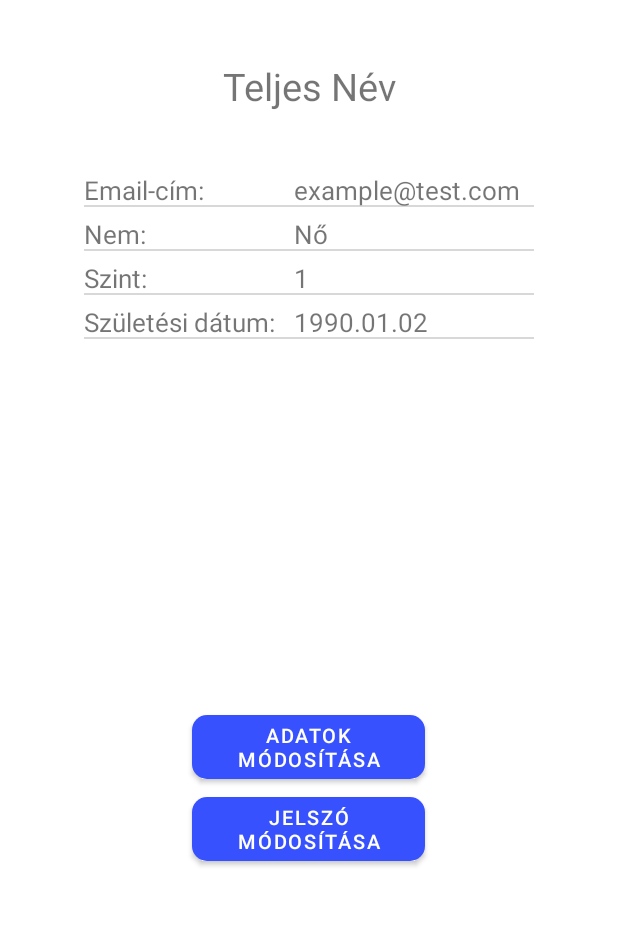
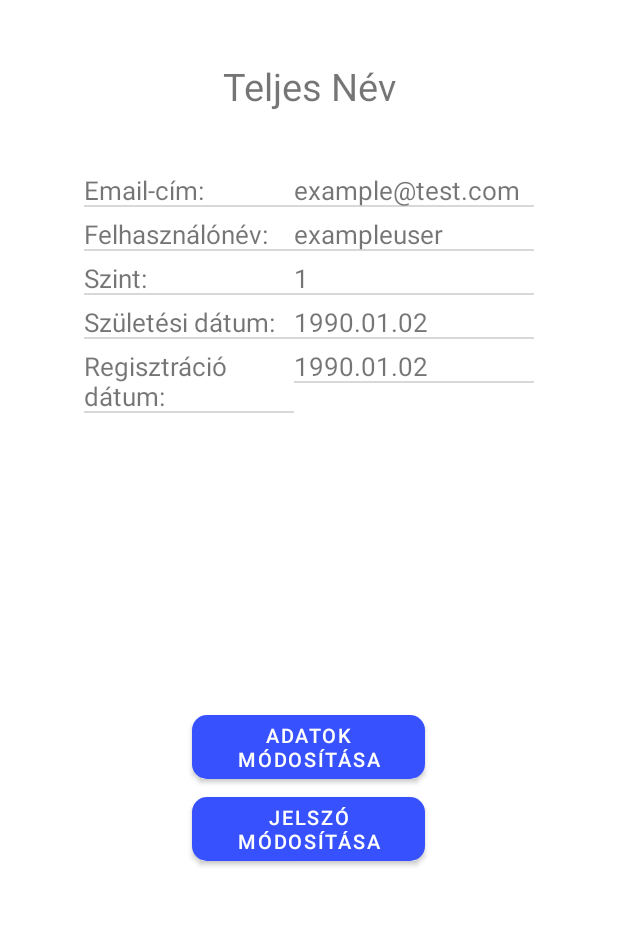
Before and after one commit to pytke2756/tick-off, an Android app: the MainActivity screen opened directly, with no data from a screen before it, in the side drawer, after a tap on "Profil", on a phone screen of 412 x 824 dp, the part 306-1232 px from its top. Run offline under Robolectric (Android 15) with nearby library versions, the phone set to English and light mode, and no system bars; network calls fail; 3 statements that could not run were skipped.

Commit message:
Profile demo

```diff
--- a/app/src/main/java/com/example/tickoff/MainActivity.java
+++ b/app/src/main/java/com/example/tickoff/MainActivity.java
@@ -11,11 +11,11 @@ import android.content.Context;
 import android.content.Intent;
 import android.content.SharedPreferences;
 import android.os.Bundle;
+import android.util.Log;
 import android.view.MenuItem;
 import android.view.View;
 import android.widget.ProgressBar;
 import android.widget.TextView;
-import android.widget.Toast;
 
 import com.google.android.material.navigation.NavigationView;
 
@@ -33,6 +33,8 @@ public class MainActivity extends AppCompatActivity implements RequestTask.OutRe
     private TextView xpStatus;
 
     private boolean loggingOut;
+    private int sendDataTo;
+    private DataToFragments dataToFragments;
 
     @Override
     protected void onCreate(Bundle savedInstanceState) {
@@ -54,21 +56,32 @@ public class MainActivity extends AppCompatActivity implements RequestTask.OutRe
         drawerLayout.addDrawerListener(toggle);
         toggle.syncState();
 
+        RequestTask todos = new RequestTask(MainActivity.this, "http://10.0.2.2:5000/todo", "GET");
+        todos.execute();
+
 
         navigationView.setNavigationItemSelectedListener(new NavigationView.OnNavigationItemSelectedListener() {
             @Override
             public boolean onNavigationItemSelected(@NonNull MenuItem item) {
                 switch (item.getItemId()){
                     case R.id.main:
+                        RequestTask todos = new RequestTask(MainActivity.this, "http://10.0.2.2:5000/todo", "GET");
+                        todos.execute();
+                        sendDataTo = R.id.main;
                         getSupportFragmentManager().beginTransaction().replace(R.id.fragment_container, new Todos()).commit();
                         break;
                     case R.id.favorites:
+                        sendDataTo = R.id.favorites;
                         getSupportFragmentManager().beginTransaction().replace(R.id.fragment_container, new Favorites()).commit();
                         break;
                     case R.id.profile:
+                        RequestTask profile = new RequestTask(MainActivity.this, "http://10.0.2.2:5000/profile-data", "GET");
+                        profile.execute();
+                        sendDataTo = R.id.profile;
                         getSupportFragmentManager().beginTransaction().replace(R.id.fragment_container, new Profile()).commit();
                         break;
                     case R.id.logout:
+                        sendDataTo = R.id.logout;
                         SharedPreferences user = getSharedPreferences("TickOff", Context.MODE_PRIVATE);
                         user.edit().remove("login").commit();
                         user.edit().remove("pwd").commit();
@@ -86,6 +99,10 @@ public class MainActivity extends AppCompatActivity implements RequestTask.OutRe
         });
     }
 
+    public void setdata(DataToFragments dataToFragments){
+        this.dataToFragments = dataToFragments;
+    }
+
     private void init(){
         toolbar = findViewById(R.id.toolbar);
         drawerLayout = findViewById(R.id.drawer);
@@ -96,7 +113,7 @@ public class MainActivity extends AppCompatActivity implements RequestTask.OutRe
         xpStatus = header.findViewById(R.id.nav_header_xp_status);
 
         loggingOut = false;
-
+        sendDataTo = R.id.main;
     }
 
     @Override
@@ -122,6 +139,27 @@ public class MainActivity extends AppCompatActivity implements RequestTask.OutRe
 
     @Override
     public void response(Response response) {
+        switch (sendDataTo){
+            case R.id.main:
+                dataToFragments.sendData(response);
+                sendDataToReset();
+                break;
+            case R.id.favorites:
+                dataToFragments.sendData(response);
+                sendDataToReset();
+                break;
+            case R.id.profile:
+                dataToFragments.sendData(response);
+                sendDataToReset();
+                break;
+            case R.id.logout:
+                Log.d("LOGOUT", response.getContent());
+                sendDataToReset();
+                break;
+        }
+    }
 
+    private void sendDataToReset(){
+        sendDataTo = -1;
     }
 }
--- a/app/src/main/java/com/example/tickoff/Profile.java
+++ b/app/src/main/java/com/example/tickoff/Profile.java
@@ -2,16 +2,75 @@ package com.example.tickoff;
 
 import android.os.Bundle;
 
+import androidx.appcompat.widget.AppCompatImageView;
+import androidx.appcompat.widget.AppCompatTextView;
 import androidx.fragment.app.Fragment;
 
+import android.util.Log;
 import android.view.LayoutInflater;
 import android.view.View;
 import android.view.ViewGroup;
 
-public class Profile extends Fragment {
+import org.json.JSONException;
+import org.json.JSONObject;
+
+public class Profile extends Fragment implements DataToFragments{
+
+    private AppCompatImageView profileUserPicture;
+    private AppCompatTextView profileUserFullname;
+    private AppCompatTextView profileUserEmail;
+    private AppCompatTextView profileUserUsername;
+    private AppCompatTextView profileUserLevel;
+    private AppCompatTextView profileUserBirthdate;
+    private AppCompatTextView profileUserRegdate;
+
+
     @Override
     public View onCreateView(LayoutInflater inflater, ViewGroup container,
                              Bundle savedInstanceState) {
-        return inflater.inflate(R.layout.fragment_profile, container, false);
+        View view = inflater.inflate(R.layout.fragment_profile, container, false);
+
+        init(view);
+
+        if(getActivity() instanceof MainActivity) {
+            ((MainActivity)getActivity()).setdata(this);
+        }
+
+        return view;
+    }
+
+    private void init(View view) {
+        profileUserPicture = view.findViewById(R.id.profile_user_picture);
+        profileUserFullname = view.findViewById(R.id.profile_user_fullname);
+        profileUserEmail = view.findViewById(R.id.profile_user_email);
+        profileUserUsername = view.findViewById(R.id.profile_user_username);
+        profileUserLevel = view.findViewById(R.id.profile_user_level);
+        profileUserBirthdate = view.findViewById(R.id.profile_user_birthdate);
+        profileUserRegdate = view.findViewById(R.id.profile_user_regdate);
+    }
+
+    @Override
+    public void sendData(Response response) {
+        JSONObject res;
+        JSONObject data = null;
+        try {
+            res = new JSONObject(response.getContent());
+            data = new JSONObject(res.getString("data"));
+        } catch (JSONException e) {
+            e.printStackTrace();
+        }
+        if (data != null){
+            try {
+                //TODO: kép, szint, születési dátum!
+                String fullName = data.getString("first_name") + " " + data.getString("last_name");
+                profileUserFullname.setText(fullName);
+                profileUserEmail.setText(data.getString("email"));
+                profileUserUsername.setText(data.getString("username"));
+                profileUserRegdate.setText(data.getString("register_date"));
+            } catch (JSONException e) {
+                e.printStackTrace();
+            }
+        }
+
     }
 }
--- a/app/src/main/res/layout/fragment_profile.xml
+++ b/app/src/main/res/layout/fragment_profile.xml
@@ -30,97 +30,119 @@
             android:layout_marginBottom="40dp"/>
 
         <RelativeLayout
+            android:id="@+id/profile_data"
             android:layout_width="match_parent"
             android:layout_height="wrap_content"
-            android:id="@+id/profile_data"
-            android:gravity="center_horizontal"
-            android:layout_below="@+id/profile_user_fullname">
+            android:layout_below="@+id/profile_user_fullname"
+            android:gravity="center_horizontal">
 
             <androidx.appcompat.widget.AppCompatTextView
                 android:id="@+id/profile_email"
                 android:layout_width="140dp"
                 android:layout_height="wrap_content"
                 android:layout_alignParentStart="true"
+                android:layout_marginBottom="5dp"
                 android:background="@drawable/bottom_border_textview"
                 android:text="Email-cím:"
-                android:textSize="17sp"
-                android:layout_marginBottom="5dp"/>
+                android:textSize="17sp" />
 
             <androidx.appcompat.widget.AppCompatTextView
                 android:id="@+id/profile_user_email"
                 android:layout_width="160dp"
                 android:layout_height="wrap_content"
+                android:layout_marginBottom="5dp"
                 android:layout_toEndOf="@+id/profile_email"
                 android:background="@drawable/bottom_border_textview"
                 android:text="example@test.com"
-                android:textSize="17sp"
-                android:layout_marginBottom="5dp"/>
+                android:textSize="17sp" />
 
             <androidx.appcompat.widget.AppCompatTextView
-                android:id="@+id/profile_gender"
+                android:id="@+id/profile_username"
                 android:layout_width="140dp"
                 android:layout_height="wrap_content"
                 android:layout_below="@+id/profile_email"
                 android:layout_alignParentStart="true"
-                android:text="Nem:"
-                android:textSize="17sp"
                 android:layout_marginBottom="5dp"
-                android:background="@drawable/bottom_border_textview"/>
+                android:background="@drawable/bottom_border_textview"
+                android:text="Felhasználónév:"
+                android:textSize="17sp" />
 
             <androidx.appcompat.widget.AppCompatTextView
+                android:id="@+id/profile_user_username"
                 android:layout_width="160dp"
                 android:layout_height="wrap_content"
-                android:text="Nő"
-                android:textSize="17sp"
+                android:layout_below="@+id/profile_user_email"
+                android:layout_marginBottom="5dp"
+                android:layout_toEndOf="@+id/profile_username"
+                android:background="@drawable/bottom_border_textview"
+                android:text="exampleuser"
+                android:textSize="17sp" />
+
+            <androidx.appcompat.widget.AppCompatTextView
+                android:id="@+id/profile_level"
+                android:layout_width="140dp"
+                android:layout_height="wrap_content"
+                android:layout_below="@+id/profile_username"
+                android:layout_alignParentStart="true"
                 android:layout_marginBottom="5dp"
                 android:background="@drawable/bottom_border_textview"
-                android:id="@+id/profile_user_gender"
-                android:layout_toEndOf="@+id/profile_gender"
-                android:layout_below="@+id/profile_user_email"/>
+                android:text="Szint:"
+                android:textSize="17sp" />
 
             <androidx.appcompat.widget.AppCompatTextView
+                android:id="@+id/profile_user_level"
+                android:layout_width="160dp"
+                android:layout_height="wrap_content"
+                android:layout_below="@+id/profile_user_username"
+                android:layout_marginBottom="5dp"
+                android:layout_toEndOf="@+id/profile_level"
+                android:background="@drawable/bottom_border_textview"
+                android:text="1"
+                android:textSize="17sp" />
+
+            <androidx.appcompat.widget.AppCompatTextView
+                android:id="@+id/profile_birthdate"
                 android:layout_width="140dp"
                 android:layout_height="wrap_content"
-                android:text="Szint:"
-                android:textSize="17sp"
+                android:layout_below="@+id/profile_level"
+                android:layout_alignParentStart="true"
                 android:layout_marginBottom="5dp"
                 android:background="@drawable/bottom_border_textview"
-                android:id="@+id/profile_level"
-                android:layout_below="@+id/profile_gender"
-                android:layout_alignParentStart="true"/>
+                android:text="Születési dátum:"
+                android:textSize="17sp" />
 
             <androidx.appcompat.widget.AppCompatTextView
+                android:id="@+id/profile_user_birthdate"
                 android:layout_width="160dp"
                 android:layout_height="wrap_content"
-                android:text="1"
-                android:textSize="17sp"
+                android:layout_below="@+id/profile_user_level"
+                android:layout_marginBottom="5dp"
+                android:layout_toEndOf="@+id/profile_birthdate"
+                android:background="@drawable/bottom_border_textview"
+                android:text="1990.01.02"
+                android:textSize="17sp" />
+
+            <androidx.appcompat.widget.AppCompatTextView
+                android:id="@+id/profile_regdate"
+                android:layout_width="140dp"
+                android:layout_height="wrap_content"
+                android:layout_below="@+id/profile_birthdate"
+                android:layout_alignParentStart="true"
                 android:layout_marginBottom="5dp"
                 android:background="@drawable/bottom_border_textview"
-                android:id="@+id/profile_user_level"
-                android:layout_toEndOf="@+id/profile_level"
-                android:layout_below="@+id/profile_user_gender"/>
+                android:text="Regisztráció dátum:"
+                android:textSize="17sp" />
 
             <androidx.appcompat.widget.AppCompatTextView
-                android:layout_width="140dp"
-                android:layout_height="wrap_content"
-                android:text="Születési dátum:"
-                android:textSize="17sp"
-                android:layout_marginBottom="5dp"
-                android:background="@drawable/bottom_border_textview"
-                android:id="@+id/profile_birthdate"
-                android:layout_below="@+id/profile_level"
-                android:layout_alignParentStart="true"/>
-
-            <androidx.appcompat.widget.AppCompatTextView
+                android:id="@+id/profile_user_regdate"
                 android:layout_width="160dp"
                 android:layout_height="wrap_content"
+                android:layout_below="@+id/profile_user_birthdate"
+                android:layout_marginBottom="5dp"
+                android:layout_toEndOf="@+id/profile_regdate"
+                android:background="@drawable/bottom_border_textview"
                 android:text="1990.01.02"
-                android:textSize="17sp"
-                android:layout_marginBottom="5dp"
-                android:background="@drawable/bottom_border_textview"
-                android:id="@+id/profile_user_birthdate"
-                android:layout_toEndOf="@+id/profile_birthdate"
-                android:layout_below="@+id/profile_user_level"/>
+                android:textSize="17sp" />
         </RelativeLayout>
 
 
```
